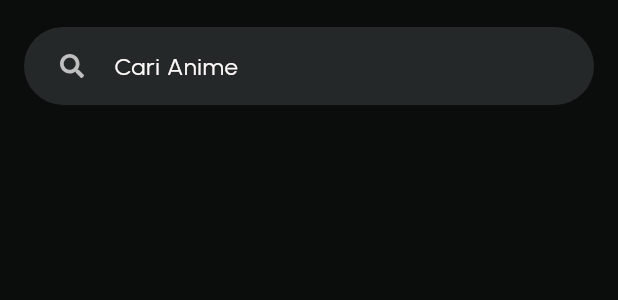
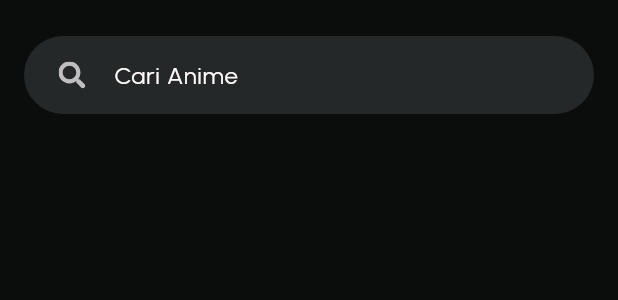
Before and after one commit to kudanilll/kunime, a Flutter app: the HomeSearchBar widget shown alone on an empty page, opened directly, on a phone screen of 412 x 824 dp. Shown: the top 300 px of the screen. Run offline on Flutter 3.47's test engine with Material 3 defaults, Android fonts, the phone set to English and light mode, and no system bars; our stand-ins replace cached_network_image, card_swiper, flutter_dotenv, flutter_riverpod, flutter_svg, font_awesome_flutter and 2 more; accounts and stored records are empty; network calls fail.

Commit message:
feat(home): replace font awesome icons with custom svg icons
- Add new SVG icon assets (bookmark, fire, shapes, check-double, history)
- Refactor SvgIcon class to use SvgIconData for better icon management
- Update category slider to use new SVG icons with consistent styling
- Adjust padding values in various home widgets for better spacing
- Change primary color token from purple900 to purple700

```diff
--- a/lib/core/themes/app_tokens.dart
+++ b/lib/core/themes/app_tokens.dart
@@ -9,7 +9,7 @@ class AppTokens {
   static const placeholder = AppColors.neutral600;
 
   // Primary
-  static const primary = AppColors.purple900;
+  static const primary = AppColors.purple700;
   static const onPrimary = AppColors.neutral100;
   static const primaryContainer = AppColors.purple800;
 
--- a/lib/core/widgets/svg_icon.dart
+++ b/lib/core/widgets/svg_icon.dart
@@ -1,15 +1,53 @@
 import 'package:flutter/material.dart';
 import 'package:flutter_svg/flutter_svg.dart';
+
+class SvgIconData {
+  final String path;
+  final double size;
+  final Color color;
+
+  const SvgIconData({
+    required this.path,
+    required this.size,
+    required this.color,
+  });
+
+  Widget get widget => SvgPicture.asset(
+    path,
+    width: size,
+    height: size,
+    colorFilter: ColorFilter.mode(color, BlendMode.srcIn),
+  );
+
+  IconButton get iconButton => IconButton(
+    onPressed: null, // non-clickable
+    icon: widget,
+    iconSize: size,
+    padding: EdgeInsets.zero,
+  );
+}
 
 class SvgIcon {
   SvgIcon._();
 
-  static final String _iconPath = 'assets/icons';
+  static const String _iconPath = 'assets/icons';
+  static const String searchIcon = '$_iconPath/search.svg';
+  static const String fireIcon = '$_iconPath/fire.svg';
+  static const String checkDoubleIcon = '$_iconPath/check-double.svg';
+  static const String shapesIcon = '$_iconPath/shapes.svg';
+  static const String bookmarkIcon = '$_iconPath/bookmark.svg';
+  static const String historyIcon = '$_iconPath/history.svg';
 
-  static Widget search(double size, Color color) => SvgPicture.asset(
-    '$_iconPath/search.svg',
-    width: size,
-    height: size,
-    colorFilter: ColorFilter.mode(color, BlendMode.srcIn),
-  );
+  static SvgIconData search(double size, Color color) =>
+      SvgIconData(path: searchIcon, size: size, color: color);
+  static SvgIconData fire(double size, Color color) =>
+      SvgIconData(path: fireIcon, size: size, color: color);
+  static SvgIconData checkDouble(double size, Color color) =>
+      SvgIconData(path: checkDoubleIcon, size: size, color: color);
+  static SvgIconData shapes(double size, Color color) =>
+      SvgIconData(path: shapesIcon, size: size, color: color);
+  static SvgIconData bookmark(double size, Color color) =>
+      SvgIconData(path: bookmarkIcon, size: size, color: color);
+  static SvgIconData history(double size, Color color) =>
+      SvgIconData(path: historyIcon, size: size, color: color);
 }
--- a/lib/features/home/models/home_ui_models.dart
+++ b/lib/features/home/models/home_ui_models.dart
@@ -1,5 +1,3 @@
-import 'package:flutter/widgets.dart';
-
 class UiAnime {
   final String id;
   final String title;
@@ -21,8 +19,8 @@ class UiBanner {
 class UiCategory {
   final String id;
   final String label;
-  final IconData? icon;
-  const UiCategory({required this.id, required this.label, this.icon});
+  final String icon;
+  const UiCategory({required this.id, required this.label, required this.icon});
 }
 
 class UiOngoing {
--- a/lib/features/home/presentation/widgets/home_search_bar.dart
+++ b/lib/features/home/presentation/widgets/home_search_bar.dart
@@ -8,12 +8,7 @@ class HomeSearchBar extends StatelessWidget {
   @override
   Widget build(BuildContext context) {
     return Padding(
-      padding: const EdgeInsets.only(
-        left: 16.0,
-        right: 16.0,
-        top: 18.0,
-        bottom: 16.0,
-      ),
+      padding: const EdgeInsets.only(left: 16, right: 16, top: 24, bottom: 16),
       child: Container(
         decoration: BoxDecoration(
           color: Theme.of(context).searchViewTheme.backgroundColor,
@@ -25,10 +20,7 @@ class HomeSearchBar extends StatelessWidget {
             hintText: 'Cari Anime',
             prefixIcon: Padding(
               padding: EdgeInsets.only(left: 8),
-              child: IconButton(
-                onPressed: () {},
-                icon: SvgIcon.search(16, AppTokens.onSecondary),
-              ),
+              child: SvgIcon.search(18, AppTokens.onSecondary).iconButton,
               // child: Icon(Icons.search),
             ),
             border: InputBorder.none,
--- a/lib/features/home/presentation/widgets/ongoing_anime_carousel.dart
+++ b/lib/features/home/presentation/widgets/ongoing_anime_carousel.dart
@@ -40,7 +40,7 @@ class _OngoingAnimeCarouselState extends ConsumerState<OngoingAnimeCarousel> {
       children: [
         // Header
         Padding(
-          padding: const EdgeInsets.fromLTRB(16, 16, 16, 0),
+          padding: const EdgeInsets.fromLTRB(16, 14, 16, 0),
           child: Row(
             mainAxisAlignment: MainAxisAlignment.spaceBetween,
             children: [
--- a/lib/features/home/presentation/widgets/trending_anime_list.dart
+++ b/lib/features/home/presentation/widgets/trending_anime_list.dart
@@ -18,7 +18,7 @@ class TrendingAnimeList extends StatelessWidget {
     required this.onTapItem,
     this.onSeeAll,
     this.title = 'Trending Minggu Ini',
-    this.headerPadding = const EdgeInsets.fromLTRB(16, 0, 16, 12),
+    this.headerPadding = const EdgeInsets.fromLTRB(16, 0, 16, 0),
     this.listPadding = const EdgeInsets.symmetric(horizontal: 16),
   });
 
```
Also changed, not shown: lib/features/home/presentation/widgets/category_slider.dart (+28 -30 lines), lib/features/home/providers/home_providers.dart (+7 -15 lines), assets/icons/bookmark.svg (added), assets/icons/check-double.svg (added), assets/icons/fire.svg (added), assets/icons/history.svg (added), assets/icons/shapes.svg (added).
